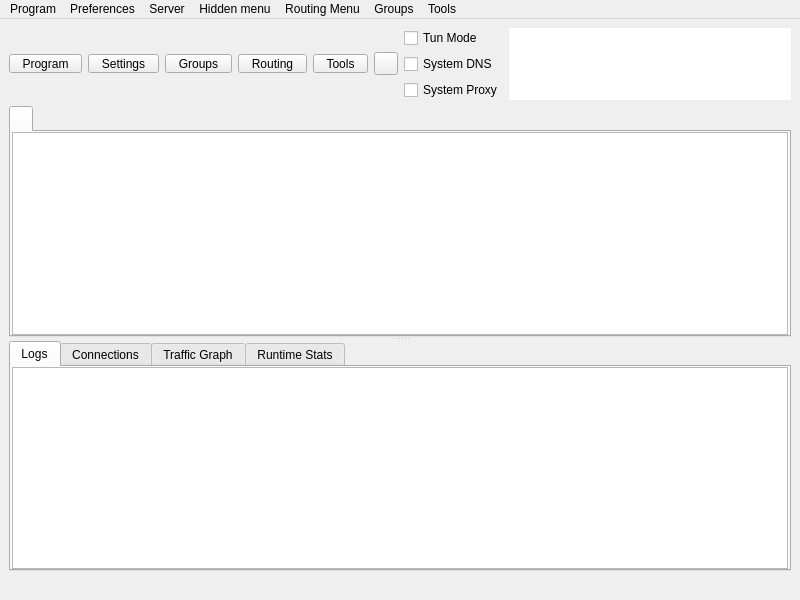
The window that include/ui/mainwindow.ui (parhelia512/nekoray-win7) describes before a commit, drawn with Qt 5.
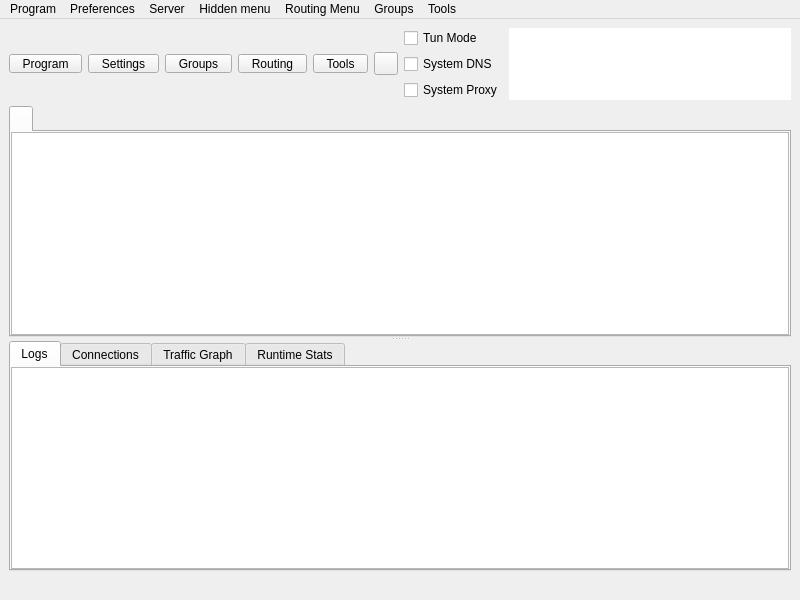
The same window after the commit. Icons and pictures are not drawn. Custom widgets are drawn as their Qt base class.

Commit message: fix windows 11 theme

The edit to the form file:
```diff
--- a/include/ui/mainwindow.ui
+++ b/include/ui/mainwindow.ui
@@ -404,13 +404,13 @@
         </attribute>
         <layout class="QGridLayout" name="gridLayout_2">
          <property name="leftMargin">
-          <number>1</number>
+          <number>0</number>
          </property>
          <property name="topMargin">
           <number>0</number>
          </property>
          <property name="rightMargin">
-          <number>1</number>
+          <number>0</number>
          </property>
          <property name="bottomMargin">
           <number>0</number>
@@ -522,13 +522,13 @@
                 <enum>QLayout::SizeConstraint::SetDefaultConstraint</enum>
                </property>
                <property name="leftMargin">
-                <number>1</number>
+                <number>0</number>
                </property>
                <property name="topMargin">
                 <number>0</number>
                </property>
                <property name="rightMargin">
-                <number>1</number>
+                <number>0</number>
                </property>
                <property name="bottomMargin">
                 <number>0</number>
```
Left out of the diff: 12 changed lines with no effect on the pictures. The commit also changes 1 other file.
